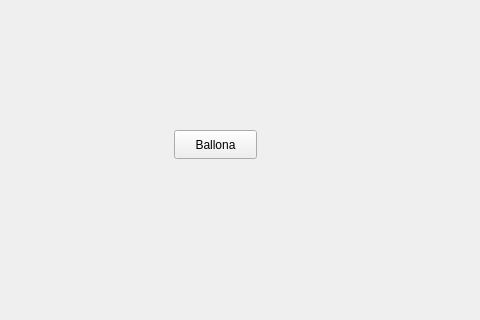
First picture: the form in mainwindow.ui, repository YousefKadry/SIFT, before the edit; both pictures show x 156 to 636 and y 280 to 600 of the 800 by 600 pixel window.
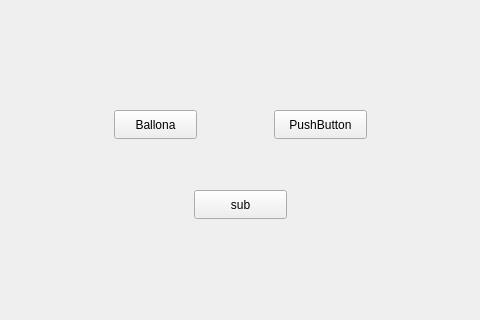
Second picture: the form after the edit.

Diff of the .ui file:
```diff
--- a/mainwindow.ui
+++ b/mainwindow.ui
@@ -17,8 +17,8 @@
    <widget class="QPushButton" name="pushButton">
     <property name="geometry">
      <rect>
-      <x>330</x>
-      <y>410</y>
+      <x>270</x>
+      <y>390</y>
       <width>83</width>
       <height>29</height>
      </rect>
@@ -27,6 +27,32 @@
      <string>Ballona</string>
     </property>
    </widget>
+   <widget class="QPushButton" name="pushButton_2">
+    <property name="geometry">
+     <rect>
+      <x>430</x>
+      <y>390</y>
+      <width>93</width>
+      <height>29</height>
+     </rect>
+    </property>
+    <property name="text">
+     <string>PushButton</string>
+    </property>
+   </widget>
+   <widget class="QPushButton" name="pushButton_3">
+    <property name="geometry">
+     <rect>
+      <x>350</x>
+      <y>470</y>
+      <width>93</width>
+      <height>29</height>
+     </rect>
+    </property>
+    <property name="text">
+     <string>sub</string>
+    </property>
+   </widget>
   </widget>
   <widget class="QMenuBar" name="menubar">
    <property name="geometry">
```
Left out of the diff: 2 changed lines with no effect on the pictures.
